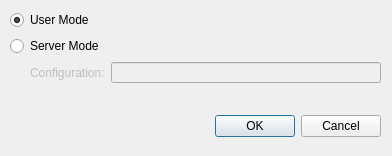
This is gui/choose-dialog.ui in ndechesne/htoolbox as Qt 5 draws it before an edit. The edited form follows.
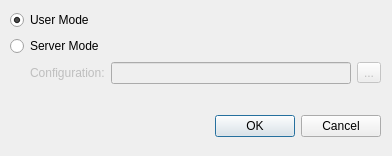
This is the edited form.

Commit message: gui: correct header file generation, add a button to complete dialog

```diff
--- a/gui/choose-dialog.ui
+++ b/gui/choose-dialog.ui
@@ -29,13 +29,13 @@
     <set>QDialogButtonBox::Cancel|QDialogButtonBox::NoButton|QDialogButtonBox::Ok</set>
    </property>
   </widget>
-  <widget class="QWidget" name="" >
+  <widget class="QWidget" name="layoutWidget" >
    <property name="geometry" >
     <rect>
      <x>10</x>
      <y>10</y>
      <width>371</width>
-     <height>73</height>
+     <height>76</height>
     </rect>
    </property>
    <layout class="QGridLayout" >
@@ -83,6 +83,16 @@
           </property>
          </widget>
         </item>
+        <item>
+         <widget class="QToolButton" name="browse" >
+          <property name="enabled" >
+           <bool>false</bool>
+          </property>
+          <property name="text" >
+           <string>...</string>
+          </property>
+         </widget>
+        </item>
        </layout>
       </item>
      </layout>
```
Left out of the diff: 22 changed lines with no effect on the pictures. The commit also changes 2 other files.
